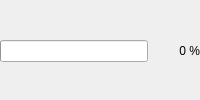
Before: the Qt Designer form tools/installer/ProgressForm.ui in enhantica/edi, drawn with Qt 5.
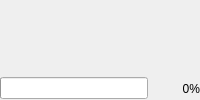
After: the same form once the commit is applied.

Commit message: Use the Modern wizard with no header or footer line, logo in pages

Diff of the .ui file:
```diff
--- a/tools/installer/ProgressForm.ui
+++ b/tools/installer/ProgressForm.ui
@@ -5,16 +5,15 @@
 <ui version="4.0">
  <class>ProgressForm</class>
  <widget class="QWidget" name="ProgressForm">
-  <layout class="QHBoxLayout" name="ProgressLayout">
+  <layout class="QVBoxLayout" name="ProgressColumn">
    <property name="spacing">
-    <number>8</number>
+    <number>16</number>
    </property>
    <property name="leftMargin">
     <number>0</number>
    </property>
-   <!-- One spacing step (16) under the status line, with the page's own spacing (14 on macOS). -->
    <property name="topMargin">
-    <number>2</number>
+    <number>0</number>
    </property>
    <property name="rightMargin">
     <number>0</number>
@@ -23,6 +22,17 @@
     <number>0</number>
    </property>
    <item>
+    <widget class="QLabel" name="EdiProgressLogo"/>
+   </item>
+   <item>
+    <widget class="QLabel" name="EdiProgressStatus"/>
+   </item>
+   <item>
+    <layout class="QHBoxLayout" name="ProgressLayout">
+     <property name="spacing">
+      <number>8</number>
+     </property>
+     <item>
     <widget class="QProgressBar" name="EdiProgressBar">
      <property name="textVisible">
       <bool>false</bool>
@@ -44,9 +54,11 @@
       <set>Qt::AlignRight|Qt::AlignVCenter</set>
      </property>
      <property name="text">
-      <string>0 %</string>
-     </property>
-    </widget>
+        <string>0%</string>
+       </property>
+      </widget>
+     </item>
+    </layout>
    </item>
   </layout>
  </widget>
```
Left out of the diff: 5 changed lines with no effect on the pictures. Lines whose indentation alone changed are shown as unchanged. The commit also changes 6 other files.
